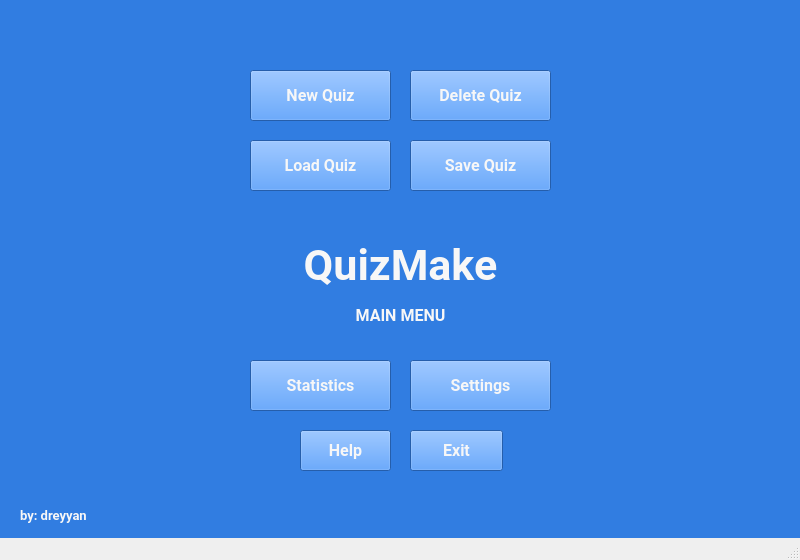
Before: the Qt Designer form main.ui in dreyyan/Project.4.QuizMake, drawn with Qt 5.
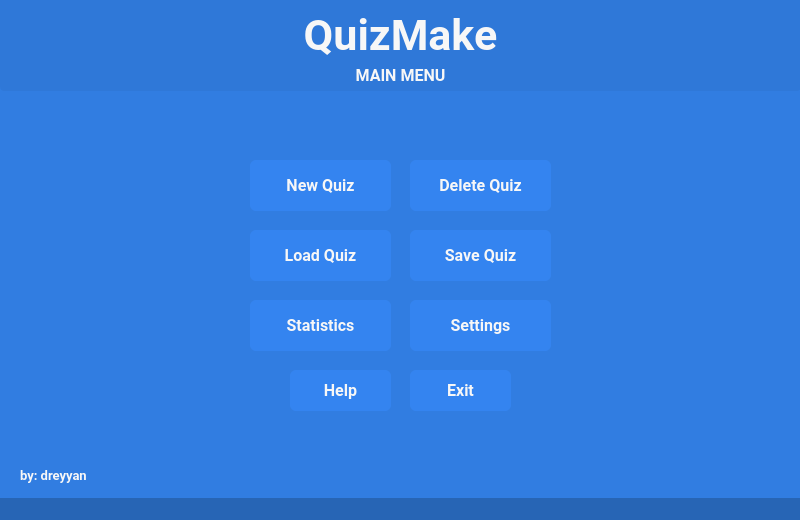
After: the same form once the commit is applied. Icons and pictures are not drawn.

Commit message: interface tweaks, added return button

The edit to the form file:
```diff
--- a/main.ui
+++ b/main.ui
@@ -10,40 +10,94 @@
     <x>0</x>
     <y>0</y>
     <width>800</width>
-    <height>560</height>
+    <height>520</height>
    </rect>
   </property>
   <property name="palette">
    <palette>
     <active>
+     <colorrole role="Button">
+      <brush brushstyle="SolidPattern">
+       <color alpha="255">
+        <red>39</red>
+        <green>101</green>
+        <blue>181</blue>
+       </color>
+      </brush>
+     </colorrole>
      <colorrole role="Base">
       <brush brushstyle="SolidPattern">
        <color alpha="255">
-        <red>255</red>
-        <green>255</green>
-        <blue>255</blue>
+        <red>39</red>
+        <green>101</green>
+        <blue>181</blue>
+       </color>
+      </brush>
+     </colorrole>
+     <colorrole role="Window">
+      <brush brushstyle="SolidPattern">
+       <color alpha="255">
+        <red>39</red>
+        <green>101</green>
+        <blue>181</blue>
        </color>
       </brush>
      </colorrole>
     </active>
     <inactive>
+     <colorrole role="Button">
+      <brush brushstyle="SolidPattern">
+       <color alpha="255">
+        <red>39</red>
+        <green>101</green>
+        <blue>181</blue>
+       </color>
+      </brush>
+     </colorrole>
      <colorrole role="Base">
       <brush brushstyle="SolidPattern">
        <color alpha="255">
-        <red>255</red>
-        <green>255</green>
-        <blue>255</blue>
+        <red>39</red>
+        <green>101</green>
+        <blue>181</blue>
+       </color>
+      </brush>
+     </colorrole>
+     <colorrole role="Window">
+      <brush brushstyle="SolidPattern">
+       <color alpha="255">
+        <red>39</red>
+        <green>101</green>
+        <blue>181</blue>
        </color>
       </brush>
      </colorrole>
     </inactive>
     <disabled>
+     <colorrole role="Button">
+      <brush brushstyle="SolidPattern">
+       <color alpha="255">
+        <red>39</red>
+        <green>101</green>
+        <blue>181</blue>
+       </color>
+      </brush>
+     </colorrole>
      <colorrole role="Base">
       <brush brushstyle="SolidPattern">
        <color alpha="255">
-        <red>240</red>
-        <green>240</green>
-        <blue>240</blue>
+        <red>39</red>
+        <green>101</green>
+        <blue>181</blue>
+       </color>
+      </brush>
+     </colorrole>
+     <colorrole role="Window">
+      <brush brushstyle="SolidPattern">
+       <color alpha="255">
+        <red>39</red>
+        <green>101</green>
+        <blue>181</blue>
        </color>
       </brush>
      </colorrole>
@@ -58,7 +112,7 @@
     <normaloff>assets/icon_quiz.png</normaloff>assets/icon_quiz.png</iconset>
   </property>
   <property name="styleSheet">
-   <string notr="true"/>
+   <string notr="true">background-color: rgb(39, 101, 181);</string>
   </property>
   <widget class="QWidget" name="centralwidget">
    <property name="enabled">
@@ -70,9 +124,9 @@
    <widget class="QLabel" name="l_title">
     <property name="geometry">
      <rect>
-      <x>220</x>
-      <y>230</y>
-      <width>361</width>
+      <x>0</x>
+      <y>0</y>
+      <width>801</width>
       <height>71</height>
      </rect>
     </property>
@@ -87,7 +141,10 @@
      </font>
     </property>
     <property name="styleSheet">
-     <string notr="true">color: #F7F7F7;</string>
+     <string notr="true">color: #F7F7F7;
+background-color: rgb(47, 120, 216);
+font-weight: bold;
+</string>
     </property>
     <property name="text">
      <string>QuizMake</string>
@@ -100,8 +157,8 @@
     <property name="geometry">
      <rect>
       <x>410</x>
-      <y>430</y>
-      <width>93</width>
+      <y>370</y>
+      <width>101</width>
       <height>41</height>
      </rect>
     </property>
@@ -115,8 +172,20 @@
      </font>
     </property>
     <property name="styleSheet">
-     <string notr="true">color: #F7F7F7;
-background-color: #3484F0;</string>
+     <string notr="true">QPushButton {
+color: #F7F7F7;
+background-color: #3484F0;
+border-radius: 6px;
+font-weight: bold;
+}
+
+QPushButton::hover {
+background-color: rgb(47, 118, 212);
+}
+
+QPushButton::pressed {
+background-color: rgb(77, 148, 240);
+}</string>
     </property>
     <property name="text">
      <string>Exit</string>
@@ -126,7 +195,7 @@
     <property name="geometry">
      <rect>
       <x>250</x>
-      <y>70</y>
+      <y>160</y>
       <width>141</width>
       <height>51</height>
      </rect>
@@ -141,8 +210,22 @@
      </font>
     </property>
     <property name="styleSheet">
-     <string notr="true">color: #F7F7F7;
-background-color: #3484F0;</string>
+     <string notr="true">QPushButton {
+color: #F7F7F7;
+background-color: #3484F0;
+border-radius: 6px;
+font-weight: bold;
+}
+
+QPushButton::hover {
+background-color: rgb(47, 118, 212);
+}
+
+QPushButton::pressed {
+background-color: rgb(77, 148, 240);
+}
+
+</string>
     </property>
     <property name="text">
      <string>New Quiz</string>
@@ -152,7 +235,7 @@
     <property name="geometry">
      <rect>
       <x>20</x>
-      <y>500</y>
+      <y>460</y>
       <width>131</width>
       <height>31</height>
      </rect>
@@ -168,7 +251,8 @@
      </font>
     </property>
     <property name="styleSheet">
-     <string notr="true">color: #F7F7F7;</string>
+     <string notr="true">color: #F7F7F7;
+font-weight: bold;</string>
     </property>
     <property name="text">
      <string>by: dreyyan</string>
@@ -180,9 +264,9 @@
    <widget class="QPushButton" name="b_help">
     <property name="geometry">
      <rect>
-      <x>300</x>
-      <y>430</y>
-      <width>91</width>
+      <x>290</x>
+      <y>370</y>
+      <width>101</width>
       <height>41</height>
      </rect>
     </property>
@@ -196,8 +280,20 @@
      </font>
     </property>
     <property name="styleSheet">
-     <string notr="true">color: #F7F7F7;
-background-color: #3484F0;</string>
+     <string notr="true">QPushButton {
+color: #F7F7F7;
+background-color: #3484F0;
+border-radius: 6px;
+font-weight: bold;
+}
+
+QPushButton::hover {
+background-color: rgb(47, 118, 212);
+}
+
+QPushButton::pressed {
+background-color: rgb(77, 148, 240);
+}</string>
     </property>
     <property name="text">
      <string>Help</string>
@@ -207,7 +303,7 @@
     <property name="geometry">
      <rect>
       <x>410</x>
-      <y>360</y>
+      <y>300</y>
       <width>141</width>
       <height>51</height>
      </rect>
@@ -222,8 +318,20 @@
      </font>
     </property>
     <property name="styleSheet">
-     <string notr="true">color: #F7F7F7;
-background-color: #3484F0;</string>
+     <string notr="true">QPushButton {
+color: #F7F7F7;
+background-color: #3484F0;
+border-radius: 6px;
+font-weight: bold;
+}
+
+QPushButton::hover {
+background-color: rgb(47, 118, 212);
+}
+
+QPushButton::pressed {
+background-color: rgb(77, 148, 240);
+}</string>
     </property>
     <property name="text">
      <string>Settings</string>
@@ -233,7 +341,7 @@
     <property name="geometry">
      <rect>
       <x>250</x>
-      <y>140</y>
+      <y>230</y>
       <width>141</width>
       <height>51</height>
      </rect>
@@ -248,8 +356,20 @@
      </font>
     </property>
     <property name="styleSheet">
-     <string notr="true">color: #F7F7F7;
-background-color: #3484F0;</string>
+     <string notr="true">QPushButton {
+color: #F7F7F7;
+background-color: #3484F0;
+border-radius: 6px;
+font-weight: bold;
+}
+
+QPushButton::hover {
+background-color: rgb(47, 118, 212);
+}
+
+QPushButton::pressed {
+background-color: rgb(77, 148, 240);
+}</string>
     </property>
     <property name="text">
      <string>Load Quiz</string>
@@ -259,7 +379,7 @@
     <property name="geometry">
      <rect>
       <x>410</x>
-      <y>140</y>
+      <y>230</y>
       <width>141</width>
       <height>51</height>
      </rect>
@@ -274,8 +394,20 @@
      </font>
     </property>
     <property name="styleSheet">
-     <string notr="true">color: #F7F7F7;
-background-color: #3484F0;</string>
+     <string notr="true">QPushButton {
+color: #F7F7F7;
+background-color: #3484F0;
+border-radius: 6px;
+font-weight: bold;
+}
+
+QPushButton::hover {
+background-color: rgb(47, 118, 212);
+}
+
+QPushButton::pressed {
+background-color: rgb(77, 148, 240);
+}</string>
     </property>
     <property name="text">
      <string>Save Quiz</string>
@@ -285,7 +417,7 @@
     <property name="geometry">
      <rect>
       <x>250</x>
-      <y>360</y>
+      <y>300</y>
       <width>141</width>
       <height>51</height>
      </rect>
@@ -300,8 +432,20 @@
      </font>
     </property>
     <property name="styleSheet">
-     <string notr="true">color: #F7F7F7;
-background-color: #3484F0;</string>
+     <string notr="true">QPushButton {
+color: #F7F7F7;
+background-color: #3484F0;
+border-radius: 6px;
+font-weight: bold;
+}
+
+QPushButton::hover {
+background-color: rgb(47, 118, 212);
+}
+
+QPushButton::pressed {
+background-color: rgb(77, 148, 240);
+}</string>
     </property>
     <property name="text">
      <string>Statistics</string>
@@ -311,7 +455,7 @@
     <property name="geometry">
      <rect>
       <x>410</x>
-      <y>70</y>
+      <y>160</y>
       <width>141</width>
       <height>51</height>
      </rect>
@@ -327,8 +471,20 @@
      </font>
     </property>
     <property name="styleSheet">
-     <string notr="true">color: #F7F7F7;
-background-color: #3484F0;</string>
+     <string notr="true">QPushButton {
+color: #F7F7F7;
+background-color: #3484F0;
+border-radius: 6px;
+font-weight: bold;
+}
+
+QPushButton::hover {
+background-color: rgb(47, 118, 212);
+}
+
+QPushButton::pressed {
+background-color: rgb(77, 148, 240);
+}</string>
     </property>
     <property name="text">
      <string>Delete Quiz</string>
@@ -337,9 +493,9 @@
    <widget class="QLabel" name="l_main_menu">
     <property name="geometry">
      <rect>
-      <x>310</x>
-      <y>300</y>
-      <width>181</width>
+      <x>0</x>
+      <y>60</y>
+      <width>801</width>
       <height>31</height>
      </rect>
     </property>
@@ -354,7 +510,10 @@
      </font>
     </property>
     <property name="styleSheet">
-     <string notr="true">color: #F7F7F7;</string>
+     <string notr="true">color: #F7F7F7;
+background-color: rgb(47, 120, 216);
+font-weight: bold;
+border-radius: 4px;</string>
     </property>
     <property name="text">
      <string>MAIN MENU</string>
```
The commit also changes 24 other files.
